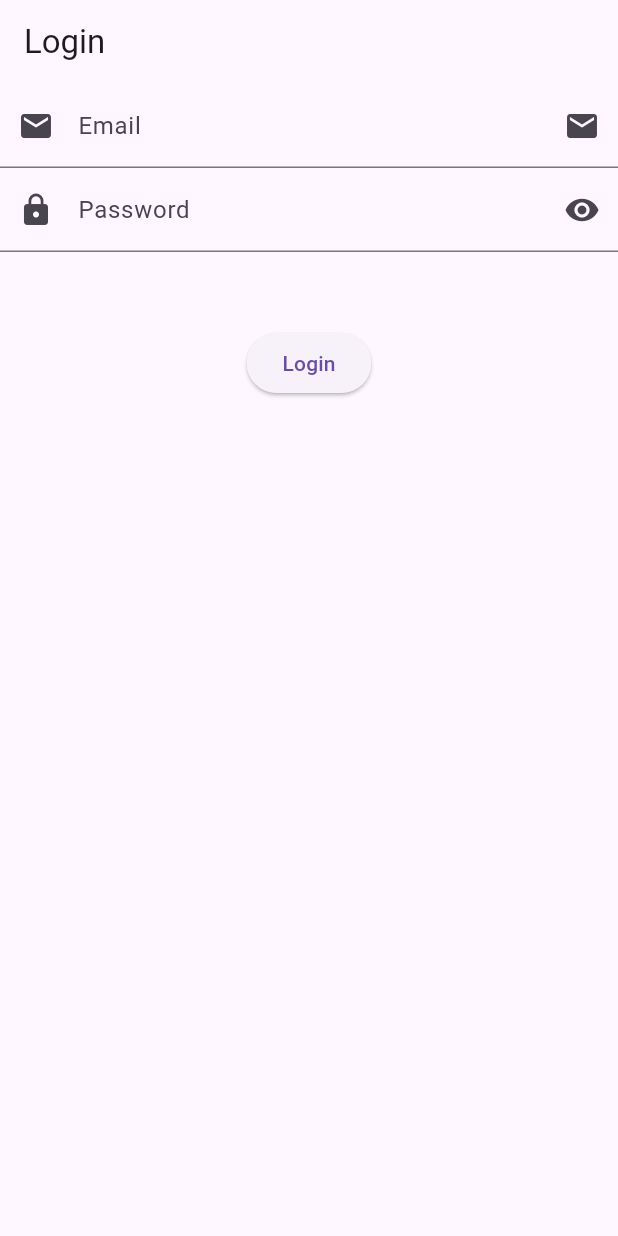
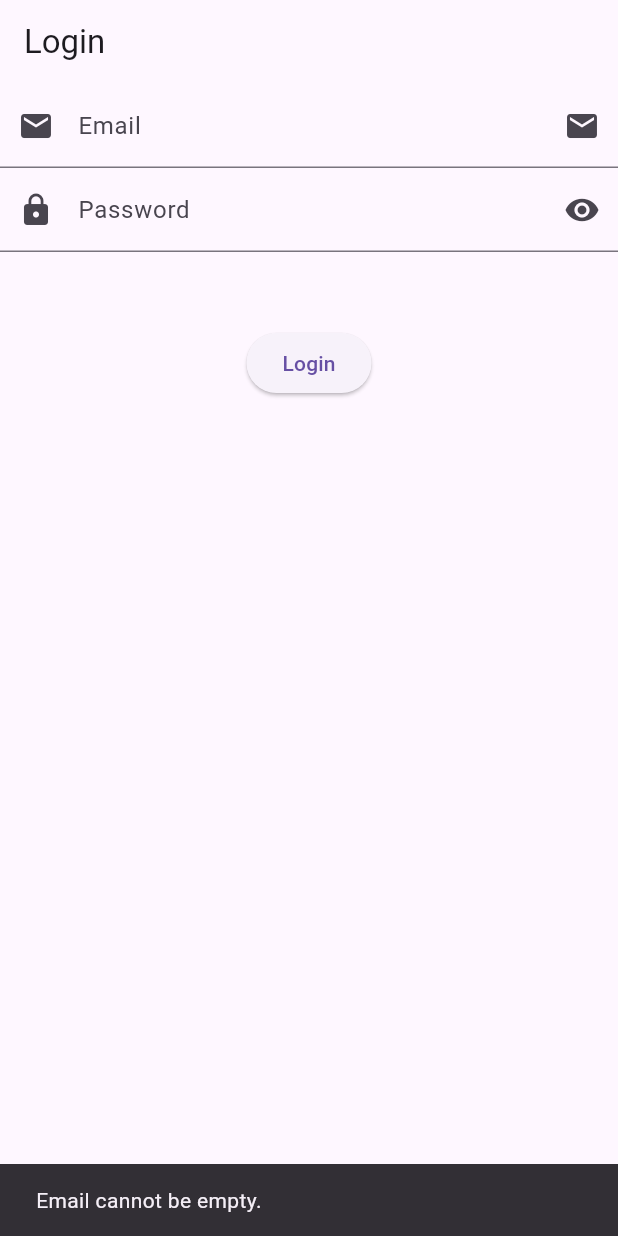
Before and after one commit to MuhammadAliKust/Flutter-B11, a Flutter app: the screen it shows after launch, after a tap on "Login", on a phone screen of 412 x 824 dp. Run offline on Flutter 3.47's test engine with Material 3 defaults, Android fonts, the phone set to English and light mode, and no system bars; our stand-ins replace string_validator.

Commit message:
Validation Done

```diff
--- a/lib/login_view.dart
+++ b/lib/login_view.dart
@@ -1,17 +1,21 @@
 import 'package:flutter/material.dart';
+import 'package:string_validator/string_validator.dart';
+class LoginView extends StatelessWidget {
+  LoginView({super.key});
 
-class LoginView extends StatelessWidget {
-  const LoginView({super.key});
+  TextEditingController emailController = TextEditingController();
+  TextEditingController pwdController = TextEditingController();
 
   @override
   Widget build(BuildContext context) {
     return Scaffold(
       appBar: AppBar(
-        title: Text("Login"),
+        title: const Text("Login"),
       ),
       body: Column(
         children: [
           TextField(
+            controller: emailController,
             keyboardType: TextInputType.number,
             maxLines: 1,
             decoration: InputDecoration(
@@ -21,6 +25,7 @@ class LoginView extends StatelessWidget {
                 suffixIcon: Icon(Icons.email)),
           ),
           TextField(
+            controller: pwdController,
             keyboardType: TextInputType.number,
             maxLines: 1,
             obscureText: true,
@@ -30,10 +35,33 @@ class LoginView extends StatelessWidget {
                 prefixIcon: Icon(Icons.lock),
                 suffixIcon: Icon(Icons.visibility)),
           ),
-          SizedBox(
+          const SizedBox(
             height: 50,
           ),
-          ElevatedButton(onPressed: () {}, child: Text("Login"))
+          ElevatedButton(
+              onPressed: () {
+                if (emailController.text.isEmpty) {
+                  ScaffoldMessenger.of(context).showSnackBar(
+                      SnackBar(content: Text("Email cannot be empty.")));
+                  return;
+                }
+                if (!emailController.text.isEmail) {
+                  ScaffoldMessenger.of(context).showSnackBar(
+                      SnackBar(content: Text("Email is not valid.")));
+                  return;
+                }
+                if (pwdController.text.isEmpty) {
+                  ScaffoldMessenger.of(context).showSnackBar(
+                      SnackBar(content: Text("Password cannot be empty.")));
+                  return;
+                }
+                if (pwdController.text.length < 6) {
+                  ScaffoldMessenger.of(context).showSnackBar(
+                      SnackBar(content: Text("Password must be 6 or more characters.")));
+                  return;
+                }
+              },
+              child: const Text("Login"))
         ],
       ),
     );
--- a/pubspec.yaml
+++ b/pubspec.yaml
@@ -35,6 +35,7 @@ dependencies:
   # The following adds the Cupertino Icons font to your application.
   # Use with the CupertinoIcons class for iOS style icons.
   cupertino_icons: ^1.0.8
+  string_validator: ^1.1.0
 
 dev_dependencies:
   flutter_test:
```
Also changed, not shown: pubspec.lock, 1 other file.
